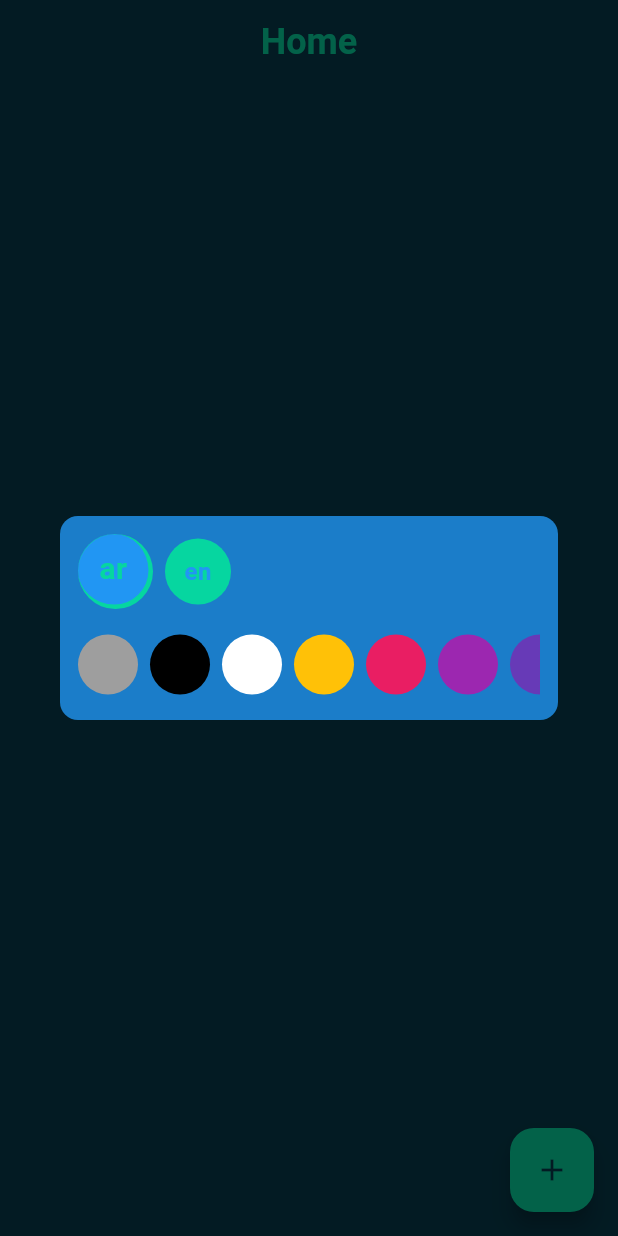
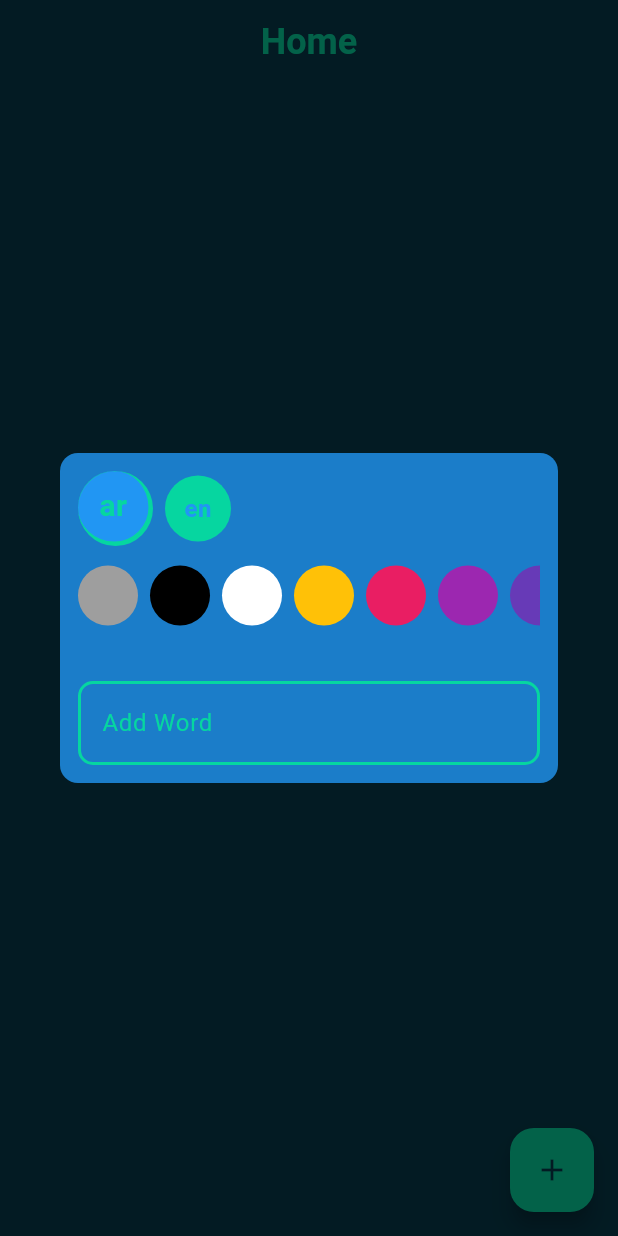
Before and after one commit to wael-saif23/words-note, a Flutter app: the screen it shows after launch, after a tap on the "add" icon, on a phone screen of 412 x 824 dp. Run offline on Flutter 3.47's test engine with Material 3 defaults, Android fonts, the phone set to English and light mode, and no system bars; our stand-ins replace bloc, flutter_bloc, hive_flutter; accounts and stored records are empty.

Commit message:
create custom form

```diff
--- a/lib/views/widgets/add_word_dialog.dart
+++ b/lib/views/widgets/add_word_dialog.dart
@@ -4,9 +4,17 @@ import 'package:words_note/controller/write_words_cubit/write_words_cubit.dart';
 import 'package:words_note/views/styles/color_manager.dart';
 import 'package:words_note/views/widgets/ar_or_en_widget.dart';
 import 'package:words_note/views/widgets/colors_wedget.dart';
+import 'package:words_note/views/widgets/custom_form.dart';
 
-class AddWordDialog extends StatelessWidget {
+class AddWordDialog extends StatefulWidget {
   const AddWordDialog({super.key});
+
+  @override
+  State<AddWordDialog> createState() => _AddWordDialogState();
+}
+
+class _AddWordDialogState extends State<AddWordDialog> {
+ final formKey = GlobalKey<FormState>();
 
   @override
   Widget build(BuildContext context) {
@@ -29,9 +37,11 @@ class AddWordDialog extends StatelessWidget {
                 isSelected: WriteWordsCubit.get(context).isArabic,
                 colorCode: WriteWordsCubit.get(context).colorCode,
               ),
-              const SizedBox(height: 12),
+              const SizedBox(height: 8),
               ColorsWedget(
-                  colorActiveIndex: WriteWordsCubit.get(context).colorCode)
+                  colorActiveIndex: WriteWordsCubit.get(context).colorCode),
+              const SizedBox(height: 32),
+              CustomForm(lable: 'Add Word', formKey: formKey)
             ],
           ),
         );
--- /dev/null
+++ b/lib/views/widgets/custom_form.dart
@@ -0,0 +1,78 @@
+import 'package:flutter/material.dart';
+import 'package:words_note/controller/write_words_cubit/write_words_cubit.dart';
+import 'package:words_note/views/styles/color_manager.dart';
+
+class CustomForm extends StatefulWidget {
+  const CustomForm({super.key, required this.lable, required this.formKey});
+  final String lable;
+  final GlobalKey<FormState> formKey;
+
+  @override
+  State<CustomForm> createState() => _CustomFormState();
+}
+
+class _CustomFormState extends State<CustomForm> {
+  final TextEditingController textEditingcontroller = TextEditingController();
+
+  @override
+  Widget build(BuildContext context) {
+    return Form(
+      key: widget.formKey,
+      child: TextFormField(
+        controller: textEditingcontroller,
+        maxLines: 2,
+        minLines: 1,
+        cursorColor: ColorManager.emerald,
+        style: const TextStyle(color: ColorManager.emerald),
+        decoration: _inputDecoration(),
+        onChanged: (value) => WriteWordsCubit.get(context).updateText(value),
+        validator: (value) {
+          if (value == null || value.isEmpty) {
+            return 'Please enter some text';
+          }
+
+          _validate(
+              isArabic: WriteWordsCubit.get(context).isArabic, value: value);
+          return null;
+        },
+      ),
+    );
+  }
+
+  String? _validate({required bool isArabic, String? value}) {
+    return null;
+  }
+  InputDecoration _inputDecoration() {
+    return InputDecoration(
+        labelStyle: const TextStyle(color: ColorManager.emerald),
+        labelText: widget.lable,
+        enabledBorder: OutlineInputBorder(
+          borderRadius: BorderRadius.circular(10),
+          borderSide: const BorderSide(
+            color: ColorManager.emerald,
+            width: 2.0,
+          ),
+        ),
+        focusedBorder: OutlineInputBorder(
+          borderRadius: BorderRadius.circular(10),
+          borderSide: const BorderSide(
+            color: ColorManager.emerald,
+            width: 2.0,
+          ),
+        ),
+        errorBorder: OutlineInputBorder(
+          borderRadius: BorderRadius.circular(10),
+          borderSide: const BorderSide(
+            color: ColorManager.brightPink,
+            width: 2.0,
+          ),
+        ),
+        focusedErrorBorder: OutlineInputBorder(
+          borderRadius: BorderRadius.circular(10),
+          borderSide: const BorderSide(
+            color: ColorManager.brightPink,
+            width: 2.0,
+          ),
+        ));
+  }
+}
```
